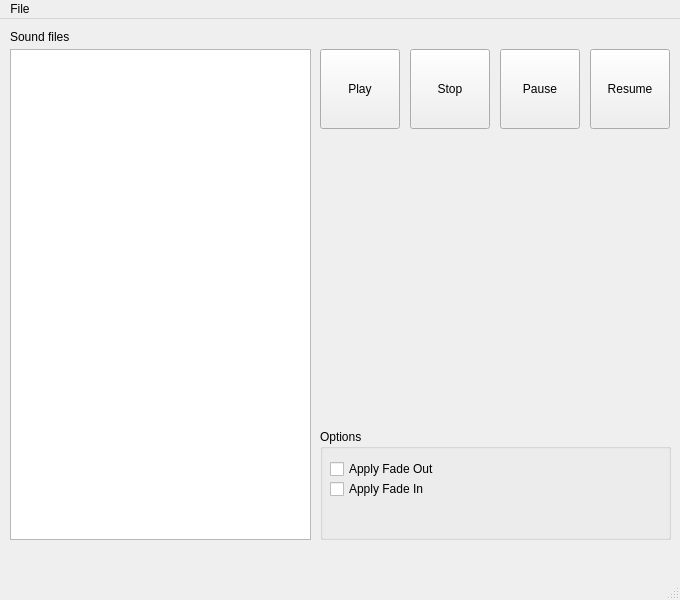
Above: MainWindow.ui from elecun/flame-avsim-mixer before the change. Below: the same form after it.
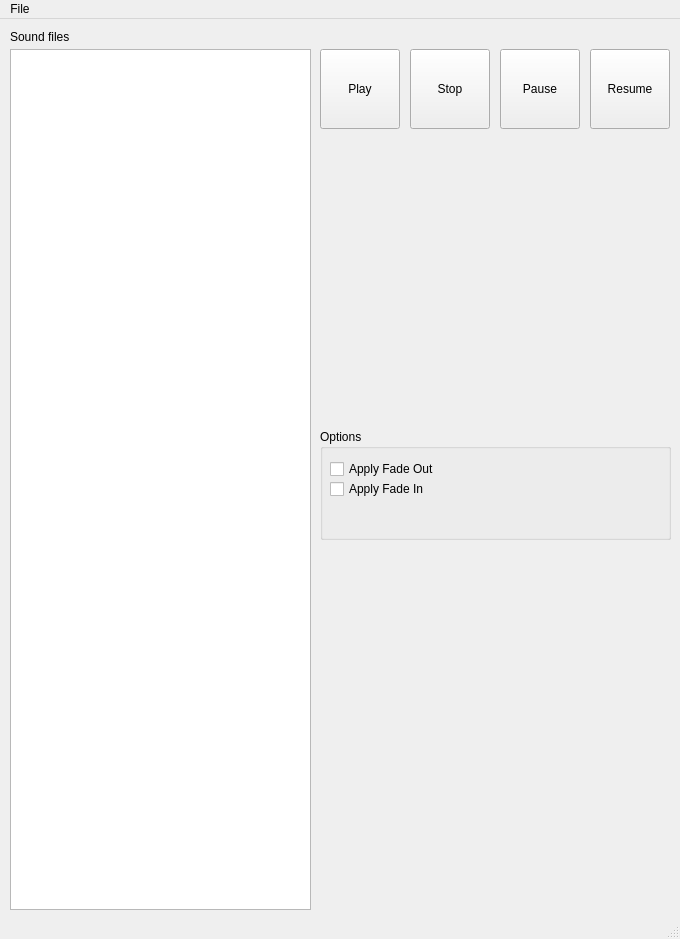
That is the form after the change.

Commit message: double click event function for sound play

```diff
--- a/MainWindow.ui
+++ b/MainWindow.ui
@@ -7,7 +7,7 @@
     <x>0</x>
     <y>0</y>
     <width>680</width>
-    <height>600</height>
+    <height>939</height>
    </rect>
   </property>
   <property name="windowTitle">
@@ -28,14 +28,23 @@
     </property>
    </widget>
    <widget class="QTableView" name="table_sound_files">
+    <property name="enabled">
+     <bool>true</bool>
+    </property>
     <property name="geometry">
      <rect>
       <x>10</x>
       <y>30</y>
       <width>301</width>
-      <height>491</height>
+      <height>861</height>
      </rect>
     </property>
+    <property name="editTriggers">
+     <set>QAbstractItemView::NoEditTriggers</set>
+    </property>
+    <attribute name="horizontalHeaderStretchLastSection">
+     <bool>true</bool>
+    </attribute>
    </widget>
    <widget class="QPushButton" name="btn_play">
     <property name="geometry">
```
Left out of the diff: 2 changed lines with no effect on the pictures. The commit also changes 1 other file.
